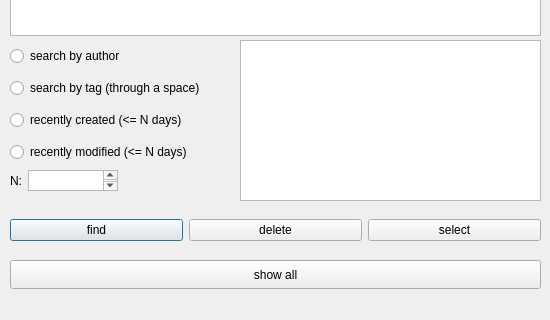
Above: searchwindow.ui from Alexander-1703/QtNotepad before the change; both pictures show x 0 to 550 and y 180 to 500 of the 550 by 500 pixel window. Below: the same form after it.
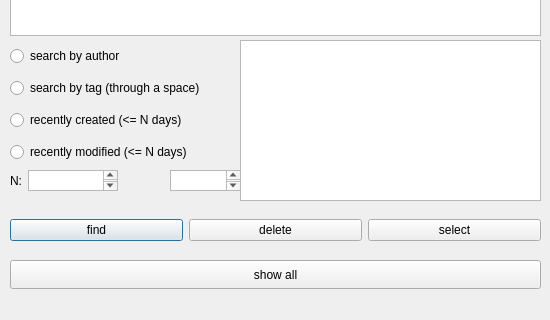
That is the form after the change.

The edit to the form file:
```diff
--- a/searchwindow.ui
+++ b/searchwindow.ui
@@ -165,6 +165,16 @@
     <string>show all</string>
    </property>
   </widget>
+  <widget class="QTextEdit" name="textEdit_2">
+   <property name="geometry">
+    <rect>
+     <x>170</x>
+     <y>350</y>
+     <width>71</width>
+     <height>21</height>
+    </rect>
+   </property>
+  </widget>
  </widget>
  <resources/>
  <connections/>
```
